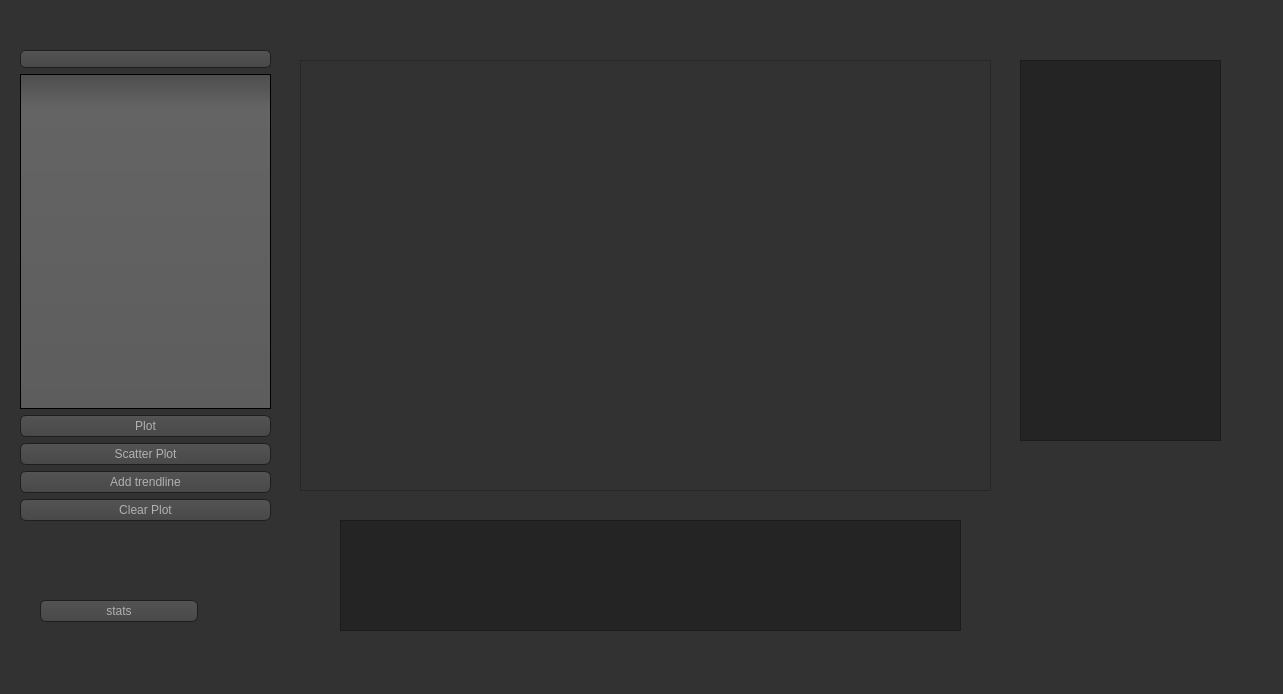
Old version of the form Verkefni3/ui/window.ui in the repository thortom/T-316-GAVI.
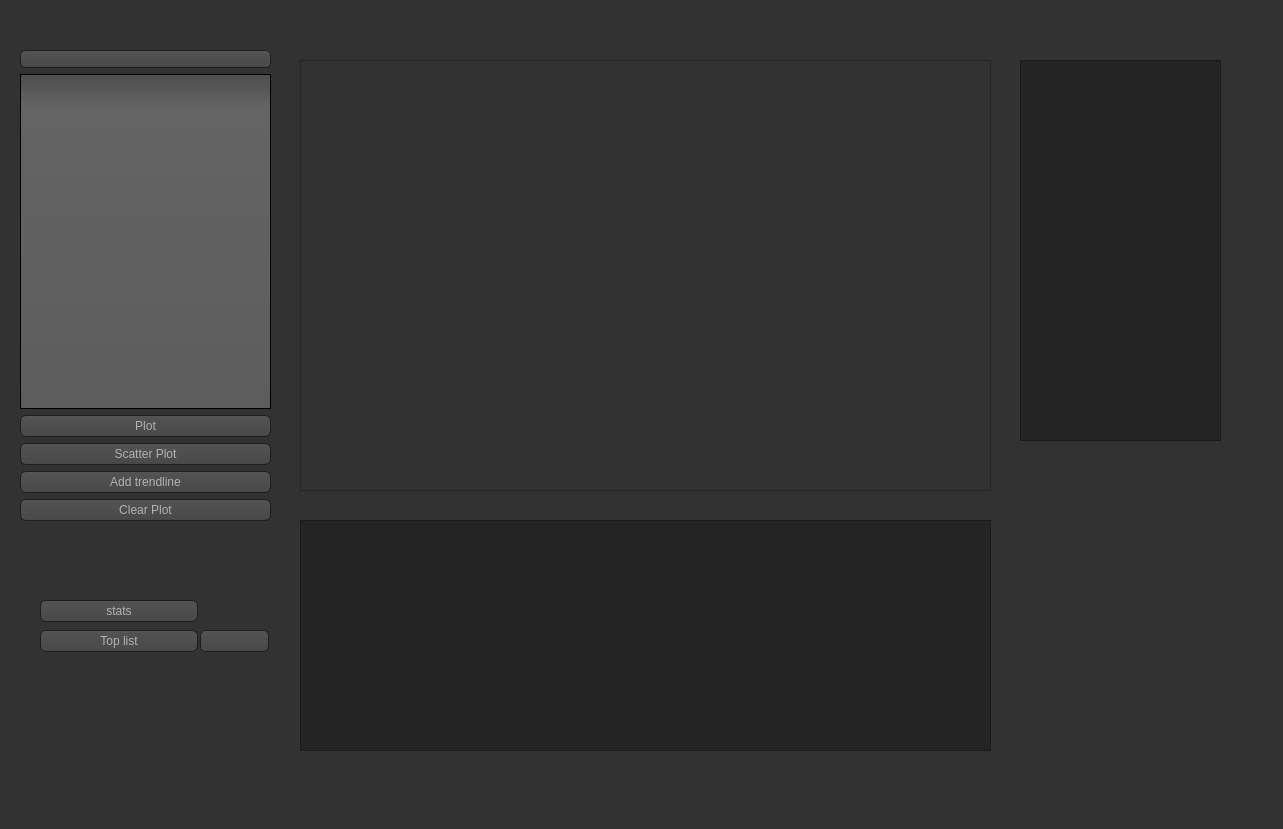
New version of the form. Icons and pictures are not drawn. Custom widgets are drawn as their Qt base class.

What changed in the file:
```diff
--- a/Verkefni3/ui/window.ui
+++ b/Verkefni3/ui/window.ui
@@ -7,7 +7,7 @@
     <x>0</x>
     <y>0</y>
     <width>1283</width>
-    <height>694</height>
+    <height>829</height>
    </rect>
   </property>
   <property name="windowTitle">
@@ -538,10 +538,10 @@
    <widget class="QTextBrowser" name="textBrowser">
     <property name="geometry">
      <rect>
-      <x>340</x>
+      <x>300</x>
       <y>520</y>
-      <width>621</width>
-      <height>111</height>
+      <width>691</width>
+      <height>231</height>
      </rect>
     </property>
     <property name="palette">
@@ -821,6 +821,29 @@
      </rect>
     </property>
    </widget>
+   <widget class="QComboBox" name="toplist_cb">
+    <property name="geometry">
+     <rect>
+      <x>200</x>
+      <y>630</y>
+      <width>69</width>
+      <height>22</height>
+     </rect>
+    </property>
+   </widget>
+   <widget class="QPushButton" name="toplist_pb">
+    <property name="geometry">
+     <rect>
+      <x>40</x>
+      <y>630</y>
+      <width>158</width>
+      <height>22</height>
+     </rect>
+    </property>
+    <property name="text">
+     <string>Top list</string>
+    </property>
+   </widget>
   </widget>
   <widget class="QStatusBar" name="statusbar"/>
   <widget class="QMenuBar" name="menubar">
```
